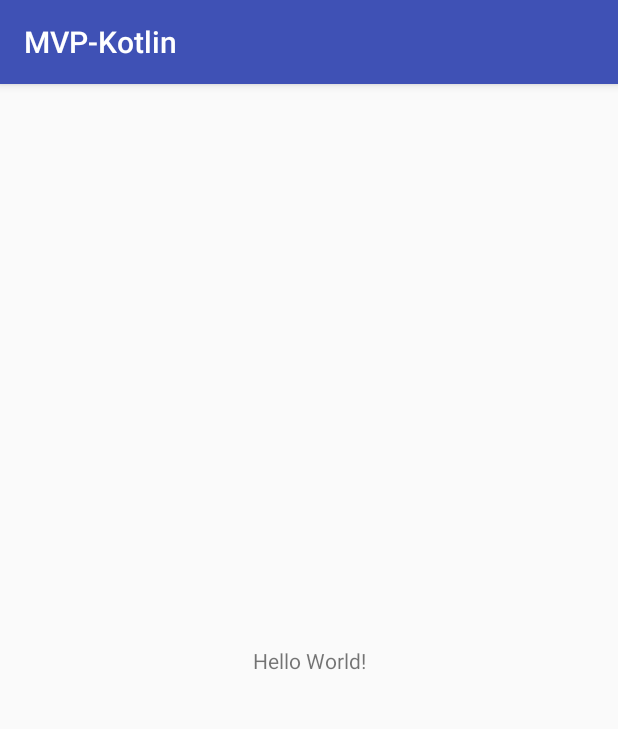
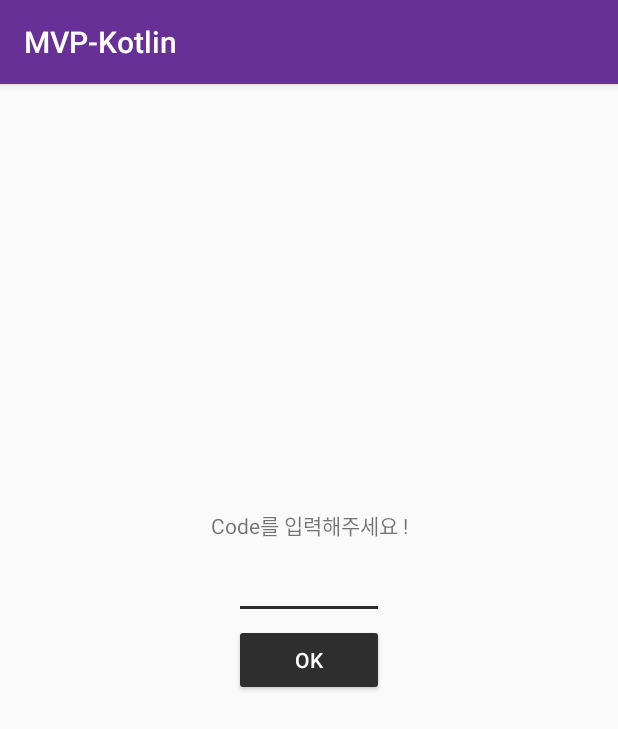
Before and after one commit to SungJin-Jin/MVP-Kotiln, an Android app: the screen it shows after launch (MainActivity), on a phone screen of 412 x 824 dp. Shown: the top 729 px of the screen. Run offline under Robolectric (Android 15) with nearby library versions, the phone set to English and light mode, and no system bars; our stand-ins replace Dagger/Hilt's generated code; libraries missing offline, so code that uses them is left out: rx.android.schedulers; 5 statements that could not run were skipped.

Commit message:
Use MVP Pattern in Activity

```diff
--- a/app/src/main/AndroidManifest.xml
+++ b/app/src/main/AndroidManifest.xml
@@ -2,7 +2,10 @@
 <manifest xmlns:android="http://schemas.android.com/apk/res/android"
     package="com.nethru.kotlin">
 
+    <uses-permission android:name="android.permission.INTERNET" />
+
     <application
+        android:name=".KotlinApplication"
         android:allowBackup="true"
         android:icon="@mipmap/ic_launcher"
         android:label="@string/app_name"
--- a/app/src/main/java/com/nethru/kotlin/activity/MainActivity.kt
+++ b/app/src/main/java/com/nethru/kotlin/activity/MainActivity.kt
@@ -2,12 +2,44 @@ package com.nethru.kotlin.activity
 
 import android.os.Bundle
 import android.support.v7.app.AppCompatActivity
+import android.widget.Toast
+import com.nethru.howltalk.domain.Desktop
+import com.nethru.kotlin.KotlinApplication
 import com.nethru.kotlin.R
+import com.nethru.kotlin.api.DesktopApi
+import com.nethru.kotlin.presenter.DesktopPresenter
+import com.nethru.kotlin.view.DesktopView
+import kotlinx.android.synthetic.main.activity_main.*
+import javax.inject.Inject
 
-class MainActivity : AppCompatActivity() {
+class MainActivity : AppCompatActivity(), DesktopView {
+
+    @Inject
+    lateinit var desktopPresenter: DesktopPresenter
+
+    @Inject
+    lateinit var desktopApi: DesktopApi
 
     override fun onCreate(savedInstanceState: Bundle?) {
         super.onCreate(savedInstanceState)
         setContentView(R.layout.activity_main)
+
+        (application as KotlinApplication).injector.inject(this)
+
+        desktopPresenter.setDesktopApi(desktopApi)
+        desktopPresenter.onViewCreated(this)
+
+        btnOk.setOnClickListener {
+            val code = inputCode.text.toString().toInt()
+            desktopPresenter.loadDesktop(code)
+        }
+    }
+
+    override fun onDesktopLoaded(desktop: Desktop) {
+        txtContent.text = desktop.toString()
+    }
+
+    override fun onError(throwable: Throwable) {
+        Toast.makeText(this, throwable.message, Toast.LENGTH_SHORT).show()
     }
 }
--- a/app/src/main/java/com/nethru/kotlin/domain/Desktop.kt
+++ b/app/src/main/java/com/nethru/kotlin/domain/Desktop.kt
@@ -37,6 +37,10 @@ data class Desktop(var id: Long,
         return 0
     }
 
+    override fun toString(): String {
+        return "Desktop(id=$id, name='$name', os='$os', memory=$memory, cpuName=$cpuName, cpuCore=$cpuCore, cpuProcess=$cpuProcess, gpuName=$gpuName)"
+    }
+
     companion object CREATOR : Parcelable.Creator<Desktop> {
         override fun createFromParcel(parcel: Parcel) = Desktop(parcel)
 
--- a/app/src/main/res/layout/activity_main.xml
+++ b/app/src/main/res/layout/activity_main.xml
@@ -9,10 +9,42 @@
     <TextView
         android:layout_width="wrap_content"
         android:layout_height="wrap_content"
-        android:text="Hello World!"
+        android:layout_marginBottom="180dp"
+        android:text="Code를 입력해주세요 !"
         app:layout_constraintBottom_toBottomOf="parent"
         app:layout_constraintLeft_toLeftOf="parent"
         app:layout_constraintRight_toRightOf="parent"
         app:layout_constraintTop_toTopOf="parent" />
 
+    <android.support.v7.widget.AppCompatEditText
+        android:id="@+id/inputCode"
+        android:layout_width="100dp"
+        android:layout_height="wrap_content"
+        android:layout_marginBottom="100dp"
+        app:layout_constraintBottom_toBottomOf="parent"
+        app:layout_constraintLeft_toLeftOf="parent"
+        app:layout_constraintRight_toRightOf="parent"
+        app:layout_constraintTop_toTopOf="parent" />
+
+    <android.support.v7.widget.AppCompatButton
+        android:id="@+id/btnOk"
+        style="@style/Widget.AppCompat.Button.Colored"
+        android:layout_width="100dp"
+        android:layout_height="wrap_content"
+        android:text="Ok"
+        app:layout_constraintBottom_toBottomOf="parent"
+        app:layout_constraintLeft_toLeftOf="parent"
+        app:layout_constraintRight_toRightOf="parent"
+        app:layout_constraintTop_toTopOf="parent" />
+
+
+    <TextView
+        android:id="@+id/txtContent"
+        android:layout_width="wrap_content"
+        android:layout_height="wrap_content"
+        android:layout_marginTop="100dp"
+        app:layout_constraintBottom_toBottomOf="parent"
+        app:layout_constraintLeft_toLeftOf="parent"
+        app:layout_constraintRight_toRightOf="parent"
+        app:layout_constraintTop_toTopOf="parent" />
 </android.support.constraint.ConstraintLayout>
--- a/app/src/main/res/values/colors.xml
+++ b/app/src/main/res/values/colors.xml
@@ -1,6 +1,7 @@
 <?xml version="1.0" encoding="utf-8"?>
 <resources>
-    <color name="colorPrimary">#3F51B5</color>
-    <color name="colorPrimaryDark">#303F9F</color>
-    <color name="colorAccent">#FF4081</color>
+    <color name="colorPrimary">#663096</color>
+    <color name="colorPrimaryDark">#551a8b</color>
+    <color name="colorAccent">#2E2E2E</color>
+    <color name="white">#FFFFFF</color>
 </resources>
```
